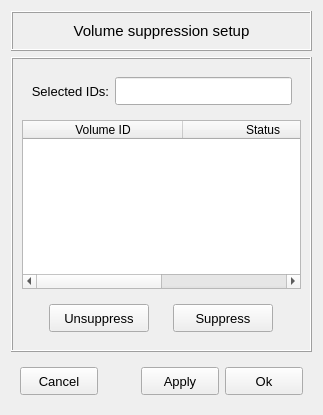
This is vibra/interface/data/ui_files/model/general/volume_suppression_dialog.ui in MOPT-UFSC/VIBRA as Qt 5 draws it before an edit. The edited form follows.
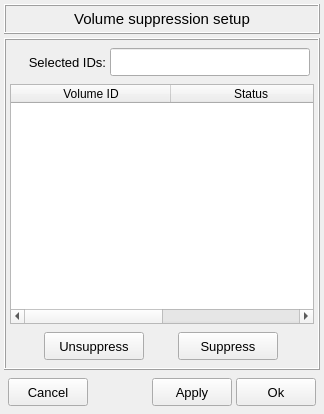
This is the edited form.

Commit message: standardize frames spacing to 4

The edit to the form file:
```diff
--- a/vibra/interface/data/ui_files/model/general/volume_suppression_dialog.ui
+++ b/vibra/interface/data/ui_files/model/general/volume_suppression_dialog.ui
@@ -6,14 +6,29 @@
    <rect>
     <x>0</x>
     <y>0</y>
-    <width>323</width>
-    <height>415</height>
+    <width>324</width>
+    <height>414</height>
    </rect>
   </property>
   <property name="windowTitle">
    <string>Dialog</string>
   </property>
   <layout class="QGridLayout" name="gridLayout">
+   <property name="leftMargin">
+    <number>4</number>
+   </property>
+   <property name="topMargin">
+    <number>4</number>
+   </property>
+   <property name="rightMargin">
+    <number>4</number>
+   </property>
+   <property name="bottomMargin">
+    <number>4</number>
+   </property>
+   <property name="spacing">
+    <number>4</number>
+   </property>
    <item row="0" column="0">
     <widget class="QFrame" name="frame">
      <property name="frameShape">
@@ -23,6 +38,21 @@
       <enum>QFrame::Shadow::Raised</enum>
      </property>
      <layout class="QGridLayout" name="gridLayout_3">
+      <property name="leftMargin">
+       <number>4</number>
+      </property>
+      <property name="topMargin">
+       <number>4</number>
+      </property>
+      <property name="rightMargin">
+       <number>4</number>
+      </property>
+      <property name="bottomMargin">
+       <number>4</number>
+      </property>
+      <property name="spacing">
+       <number>4</number>
+      </property>
       <item row="0" column="0">
        <widget class="QLabel" name="label">
         <property name="font">
@@ -50,6 +80,21 @@
       <enum>QFrame::Shadow::Raised</enum>
      </property>
      <layout class="QGridLayout" name="gridLayout_4">
+      <property name="leftMargin">
+       <number>4</number>
+      </property>
+      <property name="topMargin">
+       <number>4</number>
+      </property>
+      <property name="rightMargin">
+       <number>4</number>
+      </property>
+      <property name="bottomMargin">
+       <number>4</number>
+      </property>
+      <property name="spacing">
+       <number>4</number>
+      </property>
       <item row="0" column="3">
        <widget class="QPushButton" name="pushButton_ok">
         <property name="minimumSize">
@@ -156,6 +201,21 @@
       <enum>QFrame::Shadow::Raised</enum>
      </property>
      <layout class="QVBoxLayout" name="verticalLayout">
+      <property name="spacing">
+       <number>4</number>
+      </property>
+      <property name="leftMargin">
+       <number>4</number>
+      </property>
+      <property name="topMargin">
+       <number>4</number>
+      </property>
+      <property name="rightMargin">
+       <number>4</number>
+      </property>
+      <property name="bottomMargin">
+       <number>4</number>
+      </property>
       <item>
        <widget class="QFrame" name="frame_4">
         <property name="frameShape">
@@ -165,6 +225,21 @@
          <enum>QFrame::Shadow::Raised</enum>
         </property>
         <layout class="QGridLayout" name="gridLayout_5">
+         <property name="leftMargin">
+          <number>4</number>
+         </property>
+         <property name="topMargin">
+          <number>4</number>
+         </property>
+         <property name="rightMargin">
+          <number>4</number>
+         </property>
+         <property name="bottomMargin">
+          <number>4</number>
+         </property>
+         <property name="spacing">
+          <number>4</number>
+         </property>
          <item row="0" column="0">
           <widget class="QLabel" name="label_selected_ids">
            <property name="minimumSize">
@@ -269,6 +344,21 @@
          <enum>QFrame::Shadow::Raised</enum>
         </property>
         <layout class="QHBoxLayout" name="horizontalLayout">
+         <property name="spacing">
+          <number>4</number>
+         </property>
+         <property name="leftMargin">
+          <number>4</number>
+         </property>
+         <property name="topMargin">
+          <number>4</number>
+         </property>
+         <property name="rightMargin">
+          <number>4</number>
+         </property>
+         <property name="bottomMargin">
+          <number>4</number>
+         </property>
          <item>
           <widget class="QPushButton" name="pushButton_unsuppress">
            <property name="minimumSize">
```
